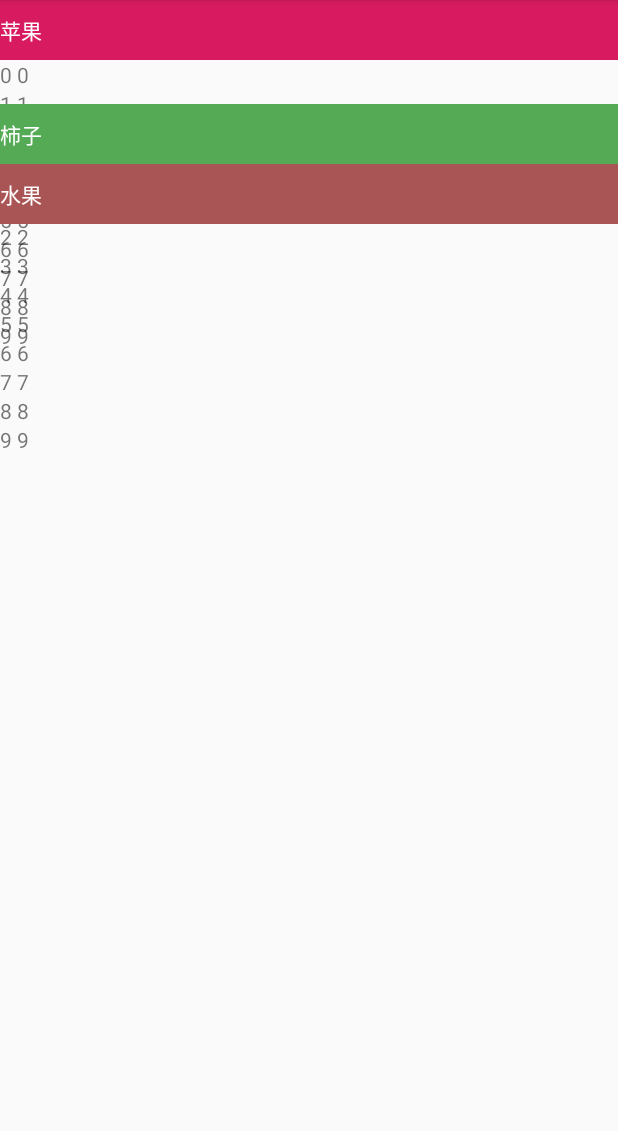
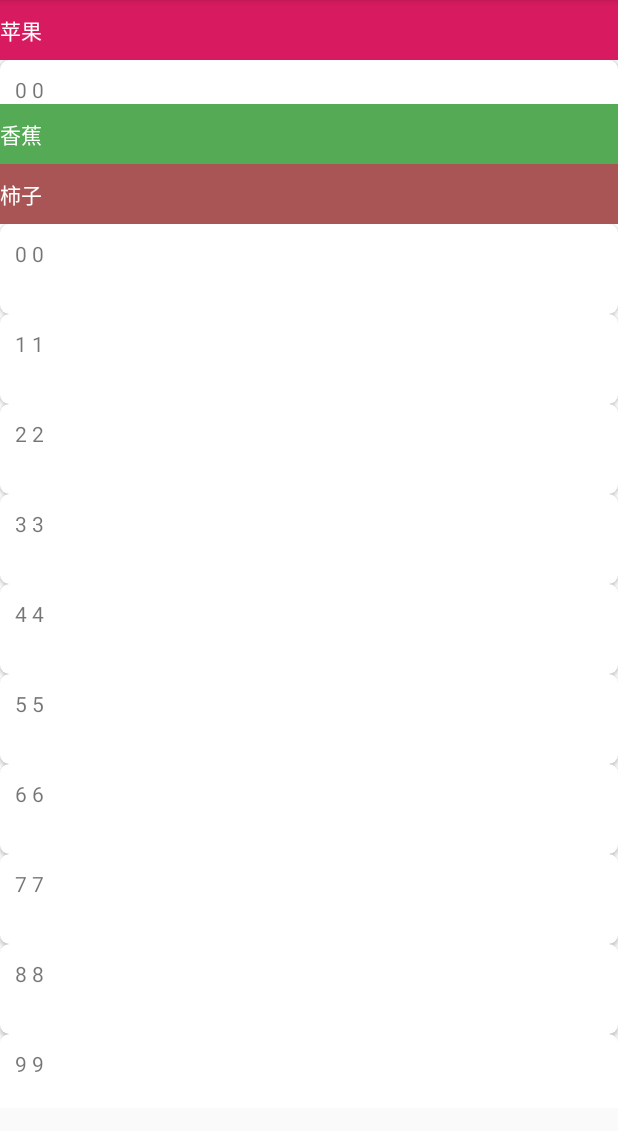
Before and after one commit to runfengai/ScrollCard, an Android app: the screen it shows after launch (MainActivity), on a phone screen of 412 x 824 dp, the part 84-1215 px from its top. Run offline under Robolectric (Android 15) with nearby library versions, the phone set to English and light mode, and no system bars.

```diff
--- a/app/src/main/java/com/jarry/scrollcard/MainActivity.kt
+++ b/app/src/main/java/com/jarry/scrollcard/MainActivity.kt
@@ -16,6 +16,6 @@ class MainActivity : AppCompatActivity() {
 
         card0.setData(Entity("苹果",list))
         card1.setData(Entity("香蕉",list))
-        card1.setData(Entity("柿子",list))
+        card2.setData(Entity("柿子",list))
     }
 }
--- a/app/src/main/java/com/jarry/scrollcard/SimpleAdapter.kt
+++ b/app/src/main/java/com/jarry/scrollcard/SimpleAdapter.kt
@@ -16,7 +16,7 @@ class SimpleAdapter constructor(private var mList: MutableList<String>) :
     }
 
     override fun onCreateViewHolder(parent: ViewGroup, viewType: Int): MyHd {
-        val v = LayoutInflater.from(parent.context).inflate(R.layout.adapter_item, null)
+        val v = LayoutInflater.from(parent.context).inflate(R.layout.adapter_item, parent, false)
         return MyHd(v)
     }
 
--- a/app/src/main/res/layout/adapter_item.xml
+++ b/app/src/main/res/layout/adapter_item.xml
@@ -1,8 +1,17 @@
 <?xml version="1.0" encoding="utf-8"?>
-<TextView xmlns:android="http://schemas.android.com/apk/res/android"
+<androidx.cardview.widget.CardView xmlns:android="http://schemas.android.com/apk/res/android"
     xmlns:app="http://schemas.android.com/apk/res-auto"
     xmlns:tools="http://schemas.android.com/tools"
-    android:id="@+id/tvName"
     android:layout_width="match_parent"
-    android:layout_height="40dp"
-    tools:text="aaa" />
+    android:layout_height="wrap_content"
+    android:foreground="?android:attr/selectableItemBackground"
+    app:cardCornerRadius="6dp"
+    app:cardElevation="2dp">
+
+    <TextView
+        android:id="@+id/tvName"
+        android:layout_width="match_parent"
+        android:layout_height="60dp"
+        android:padding="10dp"
+        tools:text="aaa" />
+</androidx.cardview.widget.CardView>
--- a/app/src/main/res/layout/card_item.xml
+++ b/app/src/main/res/layout/card_item.xml
@@ -1,6 +1,7 @@
 <?xml version="1.0" encoding="utf-8"?>
 <merge xmlns:android="http://schemas.android.com/apk/res/android"
     xmlns:app="http://schemas.android.com/apk/res-auto"
+    android:background="@android:color/white"
     xmlns:tools="http://schemas.android.com/tools"
     tools:parentTag="android.widget.FrameLayout">
 
@@ -8,7 +9,7 @@
         android:id="@+id/rv"
         android:layout_width="match_parent"
         android:layout_height="match_parent"
-        android:layout_marginTop="@dimen/card_h"
+        android:paddingTop="@dimen/card_h"
         app:layoutManager="androidx.recyclerview.widget.LinearLayoutManager" />
 
     <TextView
```
Also changed, not shown: app/src/main/java/com/jarry/scrollcard/ScrollCardBehavior.kt (+78 -2 lines).
